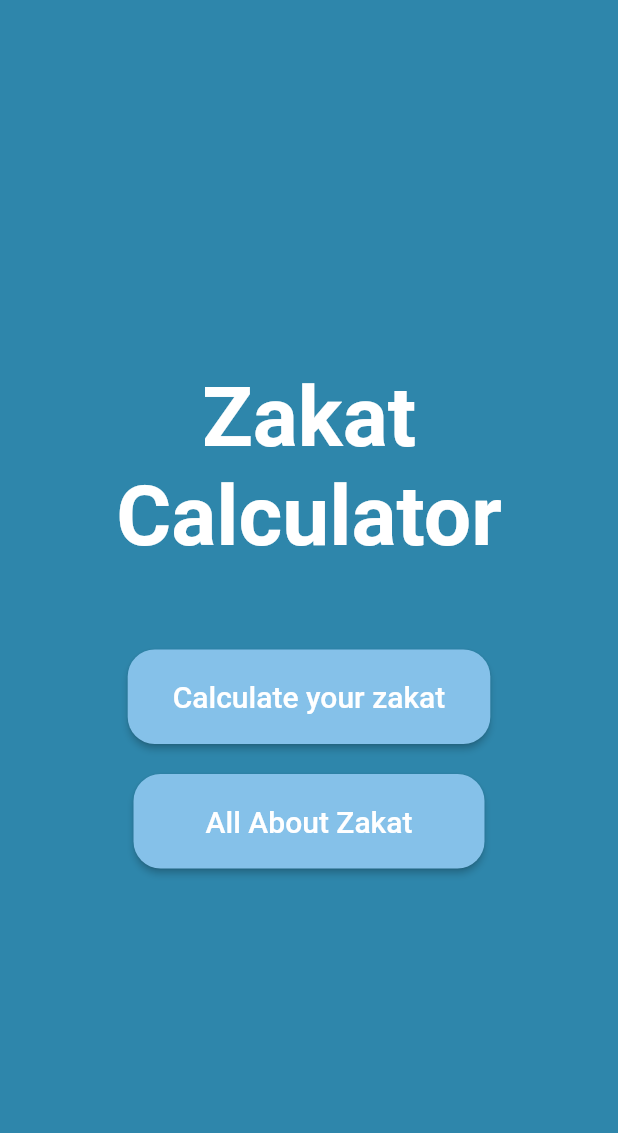
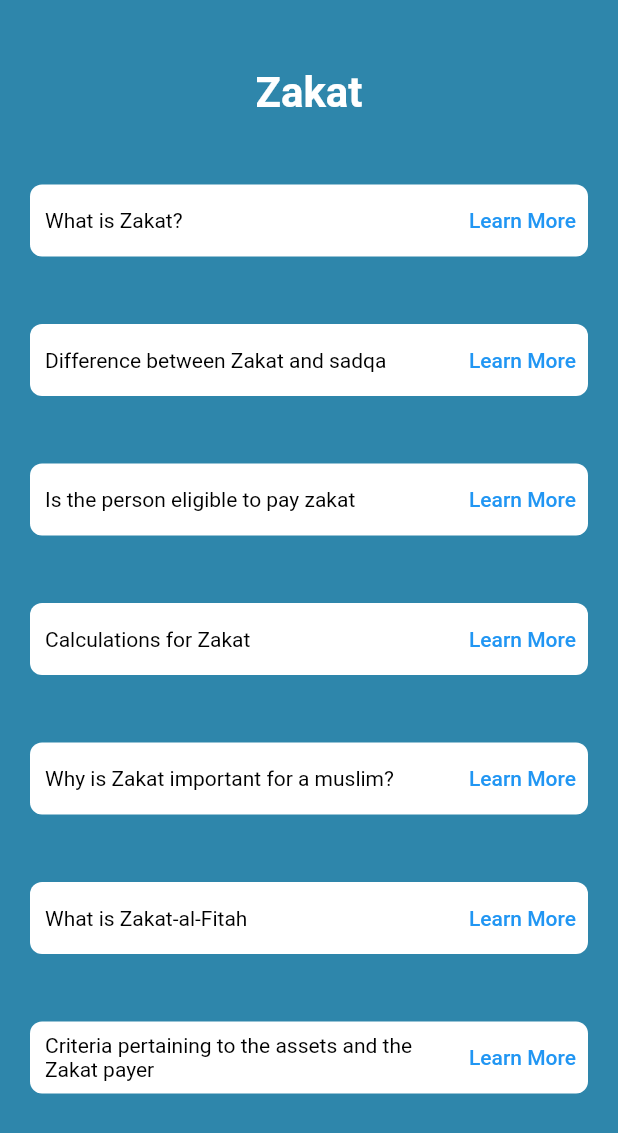
Before and after one commit to Tech-Sisters/hackathon23-team6, a Flutter app: the screen it shows after launch, after a tap on "All About Zakat", on a phone screen of 412 x 824 dp. Shown: the top 1133 px of the screen. Run offline on Flutter 3.47's test engine with Material 2 defaults, Android fonts, the phone set to English and light mode, and no system bars.

Commit message:
third screen

```diff
--- a/lib/main.dart
+++ b/lib/main.dart
@@ -1,5 +1,6 @@
 import 'package:flutter/material.dart';
 import 'package:zakat_calculator/pages/Calculator.dart';
+import 'package:zakat_calculator/pages/Info.dart';
 
 void main() {
   runApp(const MyApp());
@@ -66,7 +67,11 @@ class HomeScreen extends StatelessWidget {
           ),)),
           SizedBox(height: 20),
           ElevatedButton(onPressed: () {
-            print("button pressed");
+            Navigator.push(
+              context,
+              MaterialPageRoute(builder: (context) =>
+              InfoPage()),
+            );
             },
             style: ElevatedButton.styleFrom(
               backgroundColor: HexColor(hexColor1),
--- a/lib/pages/Calculator.dart
+++ b/lib/pages/Calculator.dart
@@ -6,10 +6,11 @@ class CalculatorPage extends StatelessWidget {
   @override
   Widget build(BuildContext context) {
     String hexColor = "#2E86AB";
-     String hexColor1 = "#85C1E9";
+    String hexColor1 = "#85C1E9";
     return Scaffold(
+      resizeToAvoidBottomInset : false,
       backgroundColor: HexColor(hexColor),
-      body: Center(
+      body: SingleChildScrollView(
         child : Column(
           children: [
             SizedBox(height: 30),
@@ -96,7 +97,10 @@ class CalculatorPage extends StatelessWidget {
               decoration: InputDecoration(
                 filled: true,
                 fillColor: Colors.white,
-                border: OutlineInputBorder(borderRadius: BorderRadius.circular(10)),
+                border: OutlineInputBorder(borderRadius: BorderRadius.circular(10),
+                borderSide: BorderSide(
+                  color: Colors.white
+                )),
                 contentPadding: EdgeInsets.symmetric(vertical: 5, horizontal: 10),
 
 
@@ -116,7 +120,7 @@ class CalculatorPage extends StatelessWidget {
             ),
              child: Text("Calculate",
              style: TextStyle(
-              fontSize: 18,
+              fontSize: 20,
              ),)),
 
           ],
--- /dev/null
+++ b/lib/pages/Info.dart
@@ -0,0 +1,285 @@
+import 'package:flutter/material.dart';
+
+class InfoPage extends StatelessWidget {
+  const InfoPage({Key? key});
+
+  @override
+  Widget build(BuildContext context) {
+    String hexColor = "#2E86AB";
+    String hexColor1 = "#85C1E9";
+
+    return Scaffold(
+      resizeToAvoidBottomInset: false,
+      backgroundColor: HexColor(hexColor),
+      body: SingleChildScrollView(
+        child: Column(
+          mainAxisAlignment: MainAxisAlignment.center,
+          children: [
+            SizedBox(height: 45),
+            Text(
+              "Zakat",
+              textAlign: TextAlign.center,
+              style: TextStyle(
+                fontWeight: FontWeight.bold,
+                fontSize: 28,
+                color: Colors.white,
+              ),
+            ),
+            SizedBox(height: 45),
+            Padding(
+              padding: EdgeInsets.symmetric(horizontal: 20),
+              child: Container(
+                decoration: BoxDecoration(
+                  color: Colors.white,
+                  borderRadius: BorderRadius.circular(8),
+                ),
+                child: Row(
+                  children: [
+                    Expanded(
+                      child: Padding(
+                        padding: EdgeInsets.symmetric(horizontal: 10),
+                        child: Text(
+                          'What is Zakat?',
+                          style: TextStyle(color: Colors.black),
+                        ),
+                      ),
+                    ),
+                    VerticalDivider(color: Colors.grey),
+                    TextButton(
+                      onPressed: () {
+                        _showMyDialog(context);
+
+                      },
+                      child: Text('Learn More'),
+                    ),
+                  ],
+                ),
+              ),
+            ),
+            SizedBox(height: 45),
+            Padding(
+              padding: EdgeInsets.symmetric(horizontal: 20),
+              child: Container(
+                decoration: BoxDecoration(
+                  color: Colors.white,
+                  borderRadius: BorderRadius.circular(8),
+                ),
+                child: Row(
+                  children: [
+                    Expanded(
+                      child: Padding(
+                        padding: EdgeInsets.symmetric(horizontal: 10),
+                        child: Text(
+                          'Difference between Zakat and sadqa',
+                          style: TextStyle(color: Colors.black),
+                        ),
+                      ),
+                    ),
+                    VerticalDivider(color: Colors.grey),
+                    TextButton(
+                      onPressed: () {
+
+                      },
+                      child: Text('Learn More'),
+                    ),
+                  ],
+                ),
+              ),
+            ),
+            SizedBox(height: 45),
+            Padding(
+              padding: EdgeInsets.symmetric(horizontal: 20),
+              child: Container(
+                decoration: BoxDecoration(
+                  color: Colors.white,
+                  borderRadius: BorderRadius.circular(8),
+                ),
+                child: Row(
+                  children: [
+                    Expanded(
+                      child: Padding(
+                        padding: EdgeInsets.symmetric(horizontal: 10),
+                        child: Text(
+                          'Is the person eligible to pay zakat',
+                          style: TextStyle(color: Colors.black),
+                        ),
+                      ),
+                    ),
+                    VerticalDivider(color: Colors.grey),
+                    TextButton(
+                      onPressed: () {
+
+                      },
+                      child: Text('Learn More'),
+                    ),
+                  ],
+                ),
+              ),
+            ),
+            SizedBox(height: 45),
+            Padding(
+              padding: EdgeInsets.symmetric(horizontal: 20),
+              child: Container(
+                decoration: BoxDecoration(
+                  color: Colors.white,
+                  borderRadius: BorderRadius.circular(8),
+                ),
+                child: Row(
+                  children: [
+                    Expanded(
+                      child: Padding(
+                        padding: EdgeInsets.symmetric(horizontal: 10),
+                        child: Text(
+                          'Calculations for Zakat',
+                          style: TextStyle(color: Colors.black),
+                        ),
+                      ),
+                    ),
+                    VerticalDivider(color: Colors.grey),
+                    TextButton(
+                      onPressed: () {
+
+                      },
+                      child: Text('Learn More'),
+                    ),
+                  ],
+                ),
+              ),
+            ),
+            SizedBox(height: 45),
+            Padding(
+              padding: EdgeInsets.symmetric(horizontal: 20),
+              child: Container(
+                decoration: BoxDecoration(
+                  color: Colors.white,
+                  borderRadius: BorderRadius.circular(8),
+                ),
+                child: Row(
+                  children: [
+                    Expanded(
+                      child: Padding(
+                        padding: EdgeInsets.symmetric(horizontal: 10),
+                        child: Text(
+                          'Why is Zakat important for a muslim?',
+                          style: TextStyle(color: Colors.black),
+                        ),
+                      ),
+                    ),
+                    VerticalDivider(color: Colors.grey),
+                    TextButton(
+                      onPressed: () {
+
+                      },
+                      child: Text('Learn More'),
+                    ),
+                  ],
+                ),
+              ),
+            ),
+            SizedBox(height: 45),
+            Padding(
+              padding: EdgeInsets.symmetric(horizontal: 20),
+              child: Container(
+                decoration: BoxDecoration(
+                  color: Colors.white,
+                  borderRadius: BorderRadius.circular(8),
+                ),
+                child: Row(
+                  children: [
+                    Expanded(
+                      child: Padding(
+                        padding: EdgeInsets.symmetric(horizontal: 10),
+                        child: Text(
+                          'What is Zakat-al-Fitah',
+                          style: TextStyle(color: Colors.black),
+                        ),
+                      ),
+                    ),
+                    VerticalDivider(color: Colors.grey),
+                    TextButton(
+                      onPressed: () {
+
+                      },
+                      child: Text('Learn More'),
+                    ),
+                  ],
+                ),
+              ),
+            ),
+            SizedBox(height: 45),
+            Padding(
+              padding: EdgeInsets.symmetric(horizontal: 20),
+              child: Container(
+                decoration: BoxDecoration(
+                  color: Colors.white,
+                  borderRadius: BorderRadius.circular(8),
+                ),
+                child: Row(
+                  children: [
+                    Expanded(
+                      child: Padding(
+                        padding: EdgeInsets.symmetric(horizontal: 10),
+                        child: Text(
+                          'Criteria pertaining to the assets and the Zakat payer',
+                          style: TextStyle(color: Colors.black),
+                        ),
+                      ),
+                    ),
+                    VerticalDivider(color: Colors.grey),
+                    TextButton(
+                      onPressed: () {
+
+                      },
+                      child: Text('Learn More'),
+                    ),
+                  ],
+                ),
+              ),
+            ),
+          ],
+        ),
+      ),
+    );
+  }
+}
+
+Future<void> _showMyDialog(BuildContext context) async {
+    return showDialog<void>(
+      context: context,
+      barrierDismissible: true,
+      builder: (BuildContext context) {
+        return AlertDialog(
+          title: Text('What is Zakat'),
+          content: SingleChildScrollView(
+            child: ListBody(
+              children: <Widget>[
+                Text('Zakat is an obligatory charitable contribution in Islam requiring eligible Muslims to give a portion.'),
+
+              ],
+            ),
+          ),
+          actions: <Widget>[
+            TextButton(
+              child: Text('Close'),
+              onPressed: () {
+                Navigator.of(context).pop();
+              },
+            ),
+          ],
+        );
+      },
+    );
+  }
+
+
+class HexColor extends Color {
+  static int _getColorFromHex(String hexColor) {
+    hexColor = hexColor.toUpperCase().replaceAll('#', '');
+    if (hexColor.length == 6) {
+      hexColor = 'FF' + hexColor;
+    }
+    return int.parse(hexColor, radix: 16);
+  }
+
+  HexColor(final String hexColor) : super(_getColorFromHex(hexColor));
+}
```
